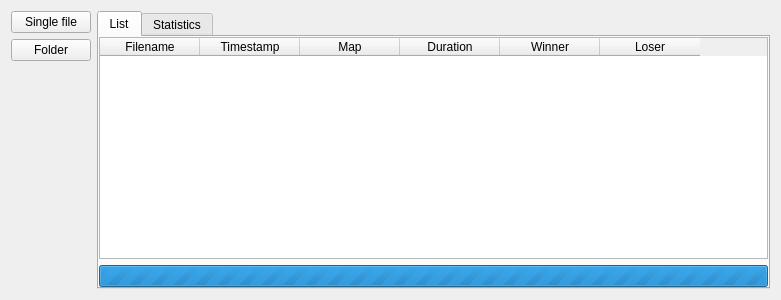
The window that widget.ui (netnazgul/openra-replay-parser) describes before a commit, drawn with Qt 5.
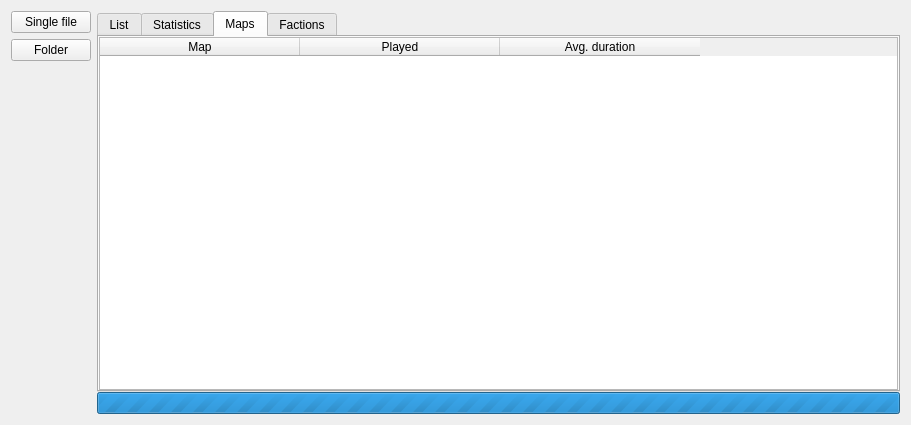
The same window after the commit. The open tabs and pages were chosen to show the change.

Commit message: Post maps and factions stats into separate tabs for sorting

```diff
--- a/widget.ui
+++ b/widget.ui
@@ -6,8 +6,8 @@
    <rect>
     <x>0</x>
     <y>0</y>
-    <width>781</width>
-    <height>300</height>
+    <width>911</width>
+    <height>425</height>
    </rect>
   </property>
   <property name="windowTitle">
@@ -46,32 +46,38 @@
     </layout>
    </item>
    <item>
-    <widget class="QTabWidget" name="tabWidget">
-     <property name="currentIndex">
-      <number>1</number>
+    <layout class="QVBoxLayout" name="verticalLayout_7">
+     <property name="spacing">
+      <number>0</number>
      </property>
-     <widget class="QWidget" name="tabList">
-      <attribute name="title">
-       <string>List</string>
-      </attribute>
-      <layout class="QVBoxLayout" name="verticalLayout_3">
-       <property name="spacing">
+     <property name="leftMargin">
+      <number>0</number>
+     </property>
+     <item>
+      <widget class="QTabWidget" name="tabWidget">
+       <property name="currentIndex">
         <number>0</number>
        </property>
-       <property name="leftMargin">
-        <number>0</number>
-       </property>
-       <property name="topMargin">
-        <number>0</number>
-       </property>
-       <property name="rightMargin">
-        <number>0</number>
-       </property>
-       <property name="bottomMargin">
-        <number>0</number>
-       </property>
-       <item>
+       <widget class="QWidget" name="tabList">
+        <attribute name="title">
+         <string>List</string>
+        </attribute>
         <layout class="QVBoxLayout" name="verticalLayout_2">
+         <property name="spacing">
+          <number>0</number>
+         </property>
+         <property name="leftMargin">
+          <number>0</number>
+         </property>
+         <property name="topMargin">
+          <number>0</number>
+         </property>
+         <property name="rightMargin">
+          <number>0</number>
+         </property>
+         <property name="bottomMargin">
+          <number>0</number>
+         </property>
          <item>
           <widget class="QTableWidget" name="tableOutput">
            <property name="sortingEnabled">
@@ -112,56 +118,141 @@
            </column>
           </widget>
          </item>
+        </layout>
+       </widget>
+       <widget class="QWidget" name="tabStats">
+        <attribute name="title">
+         <string>Statistics</string>
+        </attribute>
+        <layout class="QVBoxLayout" name="verticalLayout_4">
+         <property name="spacing">
+          <number>0</number>
+         </property>
+         <property name="leftMargin">
+          <number>0</number>
+         </property>
+         <property name="topMargin">
+          <number>0</number>
+         </property>
+         <property name="rightMargin">
+          <number>0</number>
+         </property>
+         <property name="bottomMargin">
+          <number>0</number>
+         </property>
          <item>
-          <widget class="QProgressBar" name="progressBar">
-           <property name="maximum">
-            <number>0</number>
+          <widget class="QListWidget" name="listStats">
+           <property name="selectionMode">
+            <enum>QAbstractItemView::MultiSelection</enum>
            </property>
-           <property name="value">
-            <number>0</number>
+          </widget>
+         </item>
+        </layout>
+       </widget>
+       <widget class="QWidget" name="tabMapStats">
+        <attribute name="title">
+         <string>Maps</string>
+        </attribute>
+        <layout class="QVBoxLayout" name="verticalLayout_5">
+         <property name="spacing">
+          <number>0</number>
+         </property>
+         <property name="leftMargin">
+          <number>0</number>
+         </property>
+         <property name="topMargin">
+          <number>0</number>
+         </property>
+         <property name="rightMargin">
+          <number>0</number>
+         </property>
+         <property name="bottomMargin">
+          <number>0</number>
+         </property>
+         <item>
+          <widget class="QTableWidget" name="tableMaps">
+           <property name="sortingEnabled">
+            <bool>true</bool>
            </property>
-           <property name="invertedAppearance">
+           <property name="columnCount">
+            <number>3</number>
+           </property>
+           <attribute name="horizontalHeaderDefaultSectionSize">
+            <number>200</number>
+           </attribute>
+           <attribute name="horizontalHeaderStretchLastSection">
             <bool>false</bool>
+           </attribute>
+           <column>
+            <property name="text">
+             <string>Map</string>
+            </property>
+           </column>
+           <column>
+            <property name="text">
+             <string>Played</string>
+            </property>
+           </column>
+           <column>
+            <property name="text">
+             <string>Avg. duration</string>
+            </property>
+           </column>
+          </widget>
+         </item>
+        </layout>
+       </widget>
+       <widget class="QWidget" name="tabFactionStats">
+        <attribute name="title">
+         <string>Factions</string>
+        </attribute>
+        <layout class="QVBoxLayout" name="verticalLayout_6">
+         <property name="spacing">
+          <number>0</number>
+         </property>
+         <property name="leftMargin">
+          <number>0</number>
+         </property>
+         <property name="topMargin">
+          <number>0</number>
+         </property>
+         <property name="rightMargin">
+          <number>0</number>
+         </property>
+         <property name="bottomMargin">
+          <number>0</number>
+         </property>
+         <item>
+          <widget class="QTableWidget" name="tableFactions">
+           <property name="sortingEnabled">
+            <bool>true</bool>
            </property>
-           <property name="format">
-            <string>%p%</string>
+           <property name="columnCount">
+            <number>3</number>
            </property>
           </widget>
          </item>
         </layout>
-       </item>
-      </layout>
-     </widget>
-     <widget class="QWidget" name="tabStats">
-      <attribute name="title">
-       <string>Statistics</string>
-      </attribute>
-      <layout class="QVBoxLayout" name="verticalLayout_4">
-       <property name="spacing">
+       </widget>
+      </widget>
+     </item>
+     <item>
+      <widget class="QProgressBar" name="progressBar">
+       <property name="maximum">
         <number>0</number>
        </property>
-       <property name="leftMargin">
+       <property name="value">
         <number>0</number>
        </property>
-       <property name="topMargin">
-        <number>0</number>
+       <property name="invertedAppearance">
+        <bool>false</bool>
        </property>
-       <property name="rightMargin">
-        <number>0</number>
+       <property name="format">
+        <string>%p%</string>
        </property>
-       <property name="bottomMargin">
-        <number>0</number>
-       </property>
-       <item>
-        <widget class="QListWidget" name="listStats">
-         <property name="selectionMode">
-          <enum>QAbstractItemView::MultiSelection</enum>
-         </property>
-        </widget>
-       </item>
-      </layout>
-     </widget>
-    </widget>
+      </widget>
+     </item>
+    </layout>
    </item>
   </layout>
  </widget>
```
Left out of the diff: 18 changed lines with no effect on the pictures. The commit also changes 1 other file.
